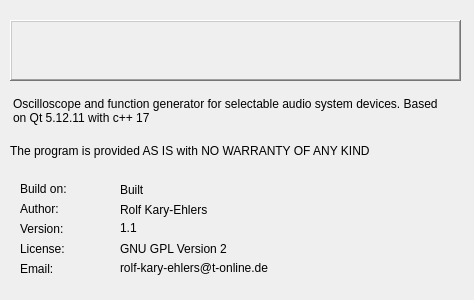
Above: source/aboutdlg.ui from Rolloke/GUI-Apps before the change. Below: the same form after it.
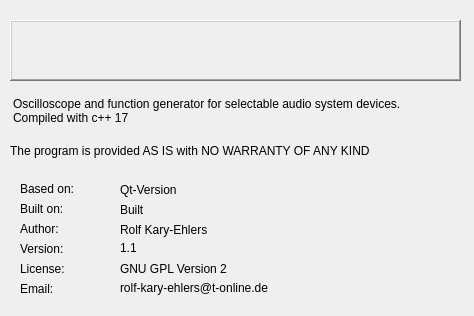
That is the form after the change. Icons and pictures are not drawn.

Commit message: new projects videte

Patch:
```diff
--- a/source/aboutdlg.ui
+++ b/source/aboutdlg.ui
@@ -7,7 +7,7 @@
     <x>0</x>
     <y>0</y>
     <width>474</width>
-    <height>300</height>
+    <height>316</height>
    </rect>
   </property>
   <property name="windowTitle">
@@ -17,7 +17,7 @@
    <property name="geometry">
     <rect>
      <x>20</x>
-     <y>200</y>
+     <y>220</y>
      <width>71</width>
      <height>17</height>
     </rect>
@@ -30,7 +30,7 @@
    <property name="geometry">
     <rect>
      <x>120</x>
-     <y>200</y>
+     <y>220</y>
      <width>341</width>
      <height>20</height>
     </rect>
@@ -43,7 +43,7 @@
    <property name="geometry">
     <rect>
      <x>20</x>
-     <y>220</y>
+     <y>240</y>
      <width>81</width>
      <height>17</height>
     </rect>
@@ -56,7 +56,7 @@
    <property name="geometry">
     <rect>
      <x>120</x>
-     <y>220</y>
+     <y>240</y>
      <width>341</width>
      <height>16</height>
     </rect>
@@ -69,7 +69,7 @@
    <property name="geometry">
     <rect>
      <x>20</x>
-     <y>240</y>
+     <y>260</y>
      <width>81</width>
      <height>17</height>
     </rect>
@@ -82,7 +82,7 @@
    <property name="geometry">
     <rect>
      <x>120</x>
-     <y>240</y>
+     <y>260</y>
      <width>341</width>
      <height>17</height>
     </rect>
@@ -174,7 +174,7 @@
    <property name="geometry">
     <rect>
      <x>20</x>
-     <y>260</y>
+     <y>280</y>
      <width>54</width>
      <height>17</height>
     </rect>
@@ -187,7 +187,7 @@
    <property name="geometry">
     <rect>
      <x>120</x>
-     <y>260</y>
+     <y>280</y>
      <width>341</width>
      <height>17</height>
     </rect>
@@ -212,7 +212,8 @@
     </rect>
    </property>
    <property name="text">
-    <string>Oscilloscope and function generator for selectable audio system devices. Based on Qt 5.12.11 with c++ 17</string>
+    <string>Oscilloscope and function generator for selectable audio system devices.
+Compiled with c++ 17</string>
    </property>
    <property name="wordWrap">
     <bool>true</bool>
@@ -222,7 +223,7 @@
    <property name="geometry">
     <rect>
      <x>120</x>
-     <y>180</y>
+     <y>200</y>
      <width>341</width>
      <height>20</height>
     </rect>
@@ -235,13 +236,39 @@
    <property name="geometry">
     <rect>
      <x>20</x>
+     <y>200</y>
+     <width>81</width>
+     <height>17</height>
+    </rect>
+   </property>
+   <property name="text">
+    <string>Built on:</string>
+   </property>
+  </widget>
+  <widget class="QLabel" name="labelBased_on">
+   <property name="geometry">
+    <rect>
+     <x>20</x>
      <y>180</y>
      <width>81</width>
      <height>17</height>
     </rect>
    </property>
    <property name="text">
-    <string>Build on:</string>
+    <string>Based on:</string>
+   </property>
+  </widget>
+  <widget class="QLabel" name="textBased_on">
+   <property name="geometry">
+    <rect>
+     <x>120</x>
+     <y>180</y>
+     <width>341</width>
+     <height>20</height>
+    </rect>
+   </property>
+   <property name="text">
+    <string>Qt-Version </string>
    </property>
   </widget>
  </widget>
```
The commit also changes 1 other file.
